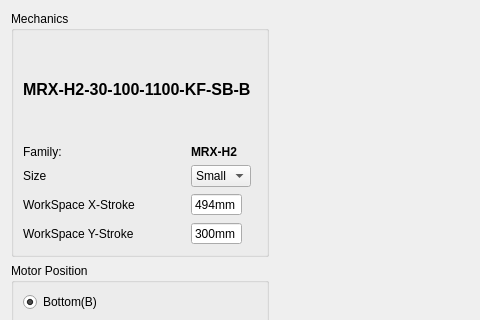
First picture: the form in source/wnd/h2configuration.ui, repository ww4u/mct-t4, before the edit; both pictures show x 0 to 480 and y 0 to 320 of the 763 by 432 pixel window.
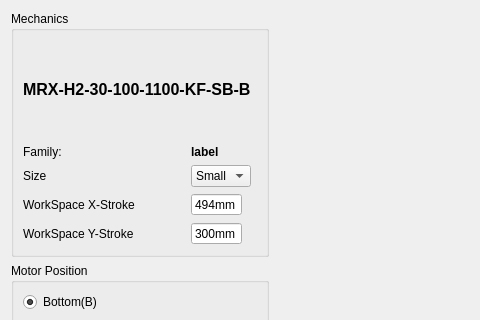
Second picture: the form after the edit. Icons and pictures are not drawn.

Diff of the .ui file:
```diff
--- a/source/wnd/h2configuration.ui
+++ b/source/wnd/h2configuration.ui
@@ -138,7 +138,7 @@
          </font>
         </property>
         <property name="text">
-         <string>MRX-H2</string>
+         <string>label</string>
         </property>
        </widget>
       </item>
```
